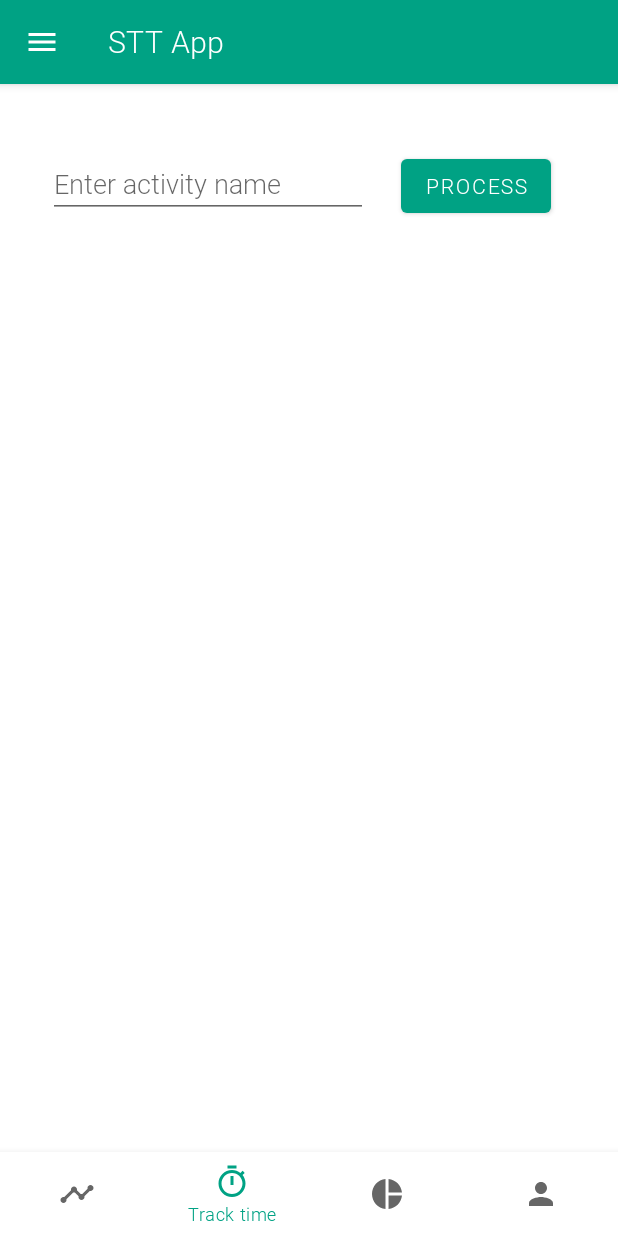
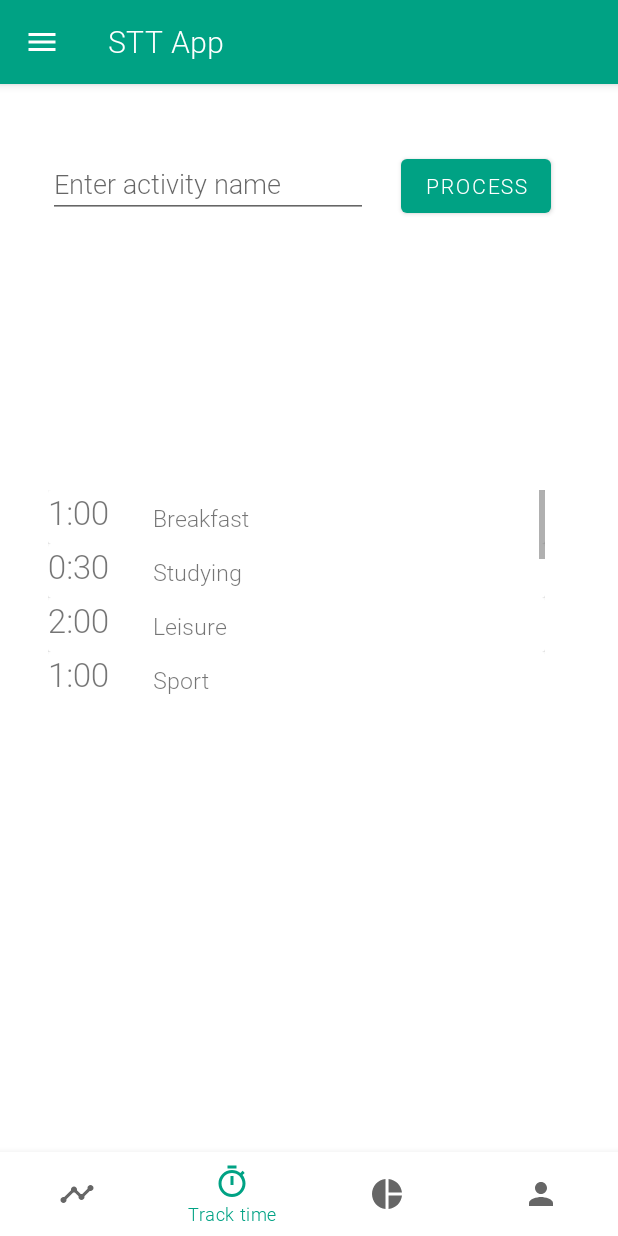
Before and after one commit to kolorowerowe/StudentTimeTracker, an Android app: the screen it shows after launch (MainActivity), item 2 of the bottom bar chosen, on a phone screen of 412 x 824 dp. Run offline under Robolectric (Android 15) with nearby library versions, the phone set to English and light mode, and no system bars.

Commit message:
Mock Recycle List

```diff
--- a/app/build.gradle
+++ b/app/build.gradle
@@ -29,12 +29,10 @@ dependencies {
     implementation 'androidx.appcompat:appcompat:1.1.0'
     implementation 'androidx.constraintlayout:constraintlayout:1.1.3'
     implementation 'com.google.android.material:material:1.1.0'
-    implementation 'androidx.preference:preference:1.1.0-rc01'
+    implementation 'androidx.preference:preference:1.1.1'
     testImplementation 'junit:junit:4.12'
-    //noinspection GradleCompatible
-    implementation 'com.android.support:recyclerview-v7:28.0.0'
-    //noinspection GradleCompatible
-    implementation 'com.android.support:cardview-v7:28.0.0'
+    implementation 'androidx.recyclerview:recyclerview:1.1.0'
+    implementation 'androidx.cardview:cardview:1.0.0'
     androidTestImplementation 'androidx.test.ext:junit:1.1.1'
     androidTestImplementation 'androidx.test.espresso:espresso-core:3.2.0'
     implementation 'androidx.localbroadcastmanager:localbroadcastmanager:1.0.0'
--- a/app/src/main/java/com/github/studenttimetracker/fragments/TrackTimeFragment.java
+++ b/app/src/main/java/com/github/studenttimetracker/fragments/TrackTimeFragment.java
@@ -15,16 +15,25 @@ import androidx.annotation.NonNull;
 import androidx.annotation.Nullable;
 import androidx.fragment.app.Fragment;
 import androidx.localbroadcastmanager.content.LocalBroadcastManager;
+import androidx.recyclerview.widget.LinearLayoutManager;
+import androidx.recyclerview.widget.RecyclerView;
 
 import com.github.studenttimetracker.R;
+import com.github.studenttimetracker.recycleView.TimeEntry;
+import com.github.studenttimetracker.recycleView.TimeEntryAdapter;
 import com.github.studenttimetracker.services.ChronometerService;
 
 import java.text.SimpleDateFormat;
+import java.util.ArrayList;
+import java.util.List;
 import java.util.TimeZone;
 
 import static com.github.studenttimetracker.services.ChronometerService.ACTIVITY_NAME;
 
 public class TrackTimeFragment extends Fragment {
+
+    private List<TimeEntry> timeEntryList = new ArrayList<>();
+
     @Override
     public void onCreate(Bundle savedInstanceState) {
         super.onCreate(savedInstanceState);
@@ -33,7 +42,13 @@ public class TrackTimeFragment extends Fragment {
     @Nullable
     @Override
     public View onCreateView(@NonNull LayoutInflater inflater, @Nullable ViewGroup container, @Nullable Bundle savedInstanceState) {
-        final View view = inflater.inflate(R.layout.fragment_tracktime, container, false);
+        View view = inflater.inflate(R.layout.fragment_tracktime, container, false);
+
+        // Setting the timeEntryRecycleView
+        RecyclerView recyclerView = view.findViewById(R.id.recycler);
+        recyclerView.setHasFixedSize(false);
+        recyclerView.setLayoutManager(new LinearLayoutManager(getContext()));
+        recyclerView.setAdapter(new TimeEntryAdapter(initTimeEntryRecycleView()));
 
         final Button startButton = view.findViewById(R.id.startActivity);
         final Button endButton = view.findViewById(R.id.endActivity);
@@ -115,4 +130,23 @@ public class TrackTimeFragment extends Fragment {
         // End of onClicks()
         return view;
     }
+
+    // Init with data form DataBase
+    private List<TimeEntry> initTimeEntryRecycleView(){
+        timeEntryList.add(new TimeEntry("1:00", "Breakfast"));
+        timeEntryList.add(new TimeEntry("0:30", "Studying"));
+        timeEntryList.add(new TimeEntry("2:00", "Leisure"));
+        timeEntryList.add(new TimeEntry("1:00", "Sport"));
+        timeEntryList.add(new TimeEntry("1:30", "Gaming"));
+        timeEntryList.add(new TimeEntry("3:00", "Studying"));
+        timeEntryList.add(new TimeEntry("1:00", "Breakfast"));
+        timeEntryList.add(new TimeEntry("0:30", "Studying"));
+        timeEntryList.add(new TimeEntry("2:00", "Leisure"));
+        timeEntryList.add(new TimeEntry("1:00", "Sport"));
+        timeEntryList.add(new TimeEntry("1:30", "Gaming"));
+        timeEntryList.add(new TimeEntry("3:00", "Studying"));
+
+
+        return timeEntryList;
+    }
 }
--- /dev/null
+++ b/app/src/main/java/com/github/studenttimetracker/recycleView/TimeEntry.java
@@ -0,0 +1,27 @@
+package com.github.studenttimetracker.recycleView;
+
+public class TimeEntry {
+    private String mainText;
+    private String subText;
+
+    public TimeEntry(String mainText, String subText) {
+        this.mainText = mainText;
+        this.subText = subText;
+    }
+
+    public String getMainText() {
+        return mainText;
+    }
+
+    public void setMainText(String mainText) {
+        this.mainText = mainText;
+    }
+
+    public String getSubText() {
+        return subText;
+    }
+
+    public void setSubText(String subText) {
+        this.subText = subText;
+    }
+}
--- /dev/null
+++ b/app/src/main/java/com/github/studenttimetracker/recycleView/TimeEntryAdapter.java
@@ -0,0 +1,49 @@
+package com.github.studenttimetracker.recycleView;
+
+import android.view.LayoutInflater;
+import android.view.View;
+import android.view.ViewGroup;
+import android.widget.TextView;
+
+import androidx.recyclerview.widget.RecyclerView;
+
+import com.github.studenttimetracker.R;
+
+import java.util.List;
+
+public class TimeEntryAdapter extends RecyclerView.Adapter<TimeEntryAdapter.ViewHolder>{
+    private List<TimeEntry> listData;
+
+    public TimeEntryAdapter(List<TimeEntry> listData) {
+        this.listData = listData;
+    }
+    @Override
+    public ViewHolder onCreateViewHolder(ViewGroup parent, int viewType) {
+        LayoutInflater layoutInflater = LayoutInflater.from(parent.getContext());
+        View listItem= layoutInflater.inflate(R.layout.time_entry, parent, false);
+        ViewHolder viewHolder = new ViewHolder(listItem);
+        return viewHolder;
+    }
+
+    @Override
+    public void onBindViewHolder(ViewHolder holder, int position) {
+        holder.textViewMain.setText(String.valueOf(listData.get(position).getMainText()));
+        holder.textViewSub.setText(listData.get(position).getSubText());
+    }
+
+
+    @Override
+    public int getItemCount() {
+        return listData.size();
+    }
+
+    public class ViewHolder extends RecyclerView.ViewHolder {
+        public TextView textViewMain;
+        public TextView textViewSub;
+        public ViewHolder(View itemView) {
+            super(itemView);
+            this.textViewMain = (TextView) itemView.findViewById(R.id.itemNameMain);
+            this.textViewSub= (TextView) itemView.findViewById(R.id.itemNameSub);
+        }
+    }
+}
--- a/app/src/main/res/layout/fragment_tracktime.xml
+++ b/app/src/main/res/layout/fragment_tracktime.xml
@@ -33,8 +33,8 @@
         android:id="@+id/activityNameShow"
         android:layout_width="183dp"
         android:layout_height="21dp"
-        android:layout_marginStart="40dp"
-        android:layout_marginTop="312dp"
+        android:layout_marginStart="32dp"
+        android:layout_marginTop="92dp"
         android:text="Activity"
         app:layout_constraintStart_toStartOf="parent"
         app:layout_constraintTop_toBottomOf="@+id/activityNameInput" />
@@ -70,4 +70,17 @@
         app:layout_constraintStart_toStartOf="parent"
         app:layout_constraintTop_toTopOf="parent" />
 
+    <androidx.recyclerview.widget.RecyclerView
+        android:id="@+id/recycler"
+        android:layout_width="331dp"
+        android:layout_height="141dp"
+        android:layout_marginStart="32dp"
+        android:layout_marginTop="68dp"
+        android:scrollbars="vertical"
+        app:layout_constraintStart_toStartOf="parent"
+        app:layout_constraintTop_toBottomOf="@+id/activityNameShow"
+        tools:context="com.github.studenttimetracker.MainActivity">
+
+    </androidx.recyclerview.widget.RecyclerView>
+
 </androidx.constraintlayout.widget.ConstraintLayout>
--- /dev/null
+++ b/app/src/main/res/layout/time_entry.xml
@@ -0,0 +1,40 @@
+<?xml version="1.0" encoding="utf-8"?>
+<RelativeLayout
+    xmlns:android="http://schemas.android.com/apk/res/android"
+    android:id="@+id/relativeLayout"
+    android:orientation="horizontal"
+    android:layout_width="match_parent"
+    android:layout_height="wrap_content">
+
+    <androidx.cardview.widget.CardView
+        android:layout_width="match_parent"
+        android:layout_height="wrap_content">
+
+        <LinearLayout
+            android:layout_width="match_parent"
+            android:layout_height="wrap_content"
+            android:orientation="horizontal">
+
+
+            <TextView
+                android:id="@+id/itemNameMain"
+                android:layout_width="70dp"
+                android:layout_height="match_parent"
+                android:text="Main"
+                android:textSize="22sp" />
+
+            <TextView
+                android:id="@+id/itemNameSub"
+                android:layout_width="match_parent"
+                android:layout_height="match_parent"
+                android:text="name"
+                android:layout_marginTop="8dp"
+                android:textAlignment="textStart"
+                android:textSize="15sp" />
+
+
+        </LinearLayout>
+
+    </androidx.cardview.widget.CardView>
+
+</RelativeLayout>
```
